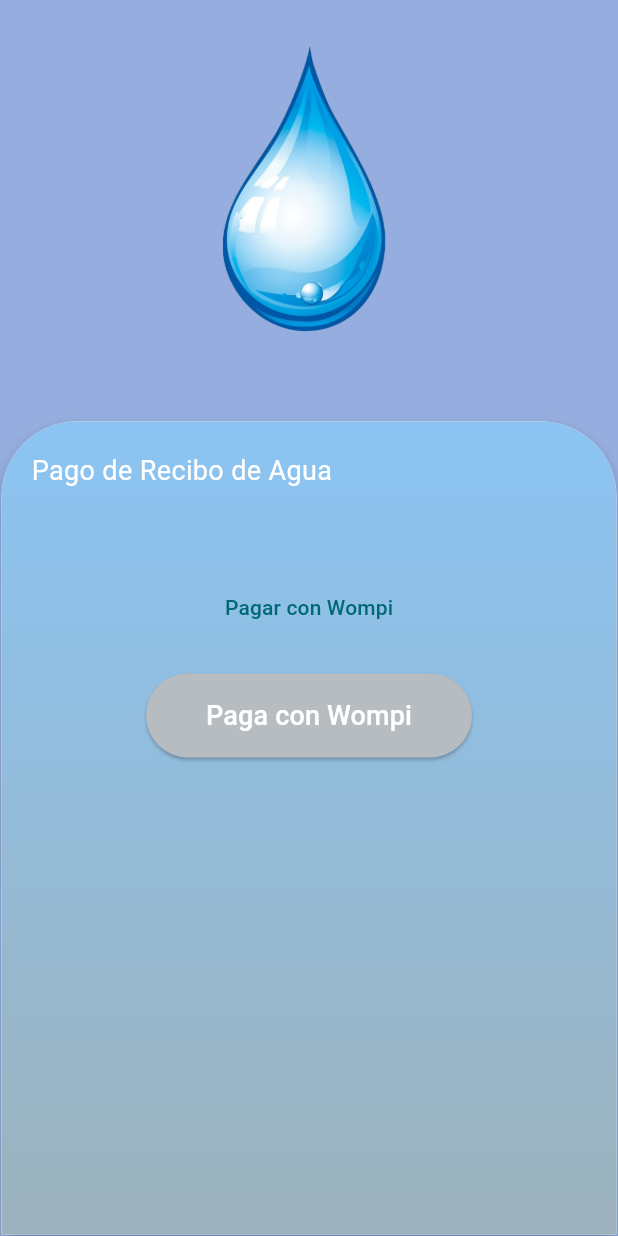
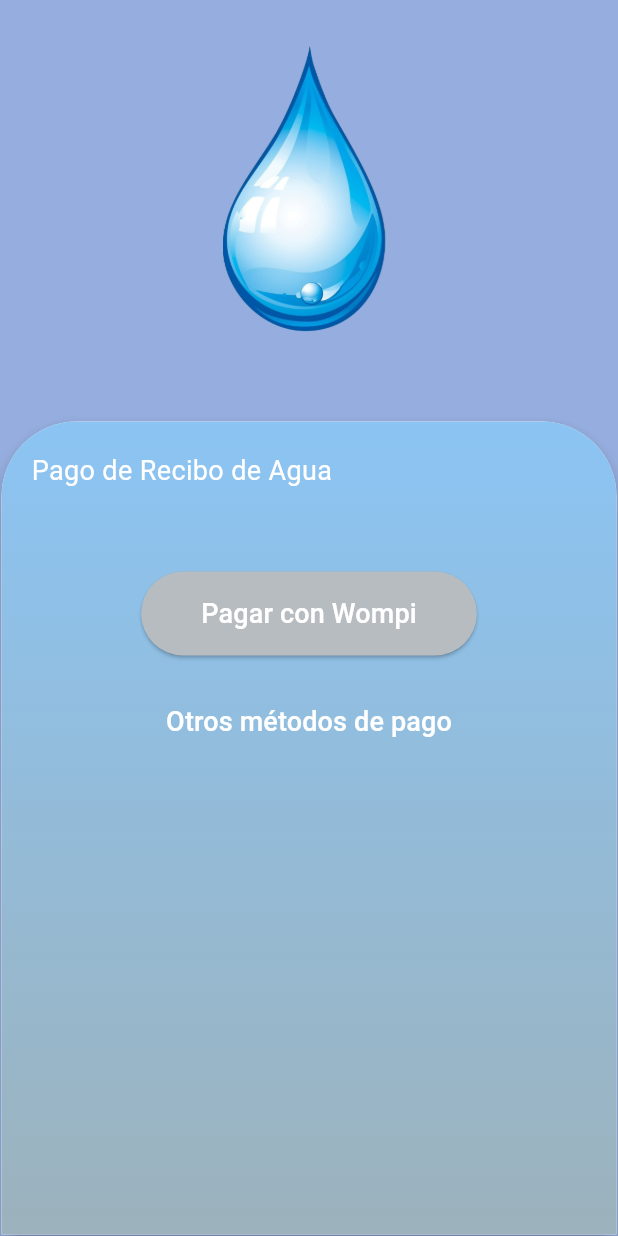
Before and after one commit to vladigarcia/autopago, a Flutter app: the AguaPage screen opened directly, on a phone screen of 412 x 824 dp. Run offline on Flutter 3.47's test engine with Material 2 defaults, Android fonts, the phone set to English and light mode, and no system bars; our stand-ins replace cloud_firestore, firebase_auth, firebase_core, google_nav_bar; accounts and stored records are empty.

Commit message:
los botones

```diff
--- a/lib/pages/Agua.dart
+++ b/lib/pages/Agua.dart
@@ -189,13 +189,6 @@
   Widget _buildPaymentButtons() {
     return Column(
       children: [
-        TextButton(
-          onPressed: () {
-            _procesarPagoOtrosMetodos(); // Manejar otros métodos de pago o abrir enlaces
-          },
-          child: Text('Pagar con Wompi'),
-        ),
-        SizedBox(height: 20),
         ElevatedButton(
           onPressed: () {
             // Aquí puedes llamar a la función relacionada con el pago de Wompi
@@ -203,13 +196,23 @@
             // Asegúrate de implementar la lógica adecuada para el pago con Wompi.
           },
           child: Text(
-            'Paga con Wompi',
+            'Pagar con Wompi',
             style: TextStyle(fontSize: 18),
           ),
           style: ElevatedButton.styleFrom(
             primary: const Color.fromARGB(255, 183, 188, 192), // Color del botón
             onPrimary: Colors.white, // Color del texto
             padding: EdgeInsets.symmetric(horizontal: 40, vertical: 15),
+          ),
+        ),
+        SizedBox(height: 20),
+        TextButton(
+          onPressed: () {
+            _procesarPagoOtrosMetodos(); // Manejar otros métodos de pago o abrir enlaces
+          },
+          child: Text(
+            'Otros métodos de pago',
+            style: TextStyle(fontSize: 18, color: Colors.white),
           ),
         ),
       ],
```
